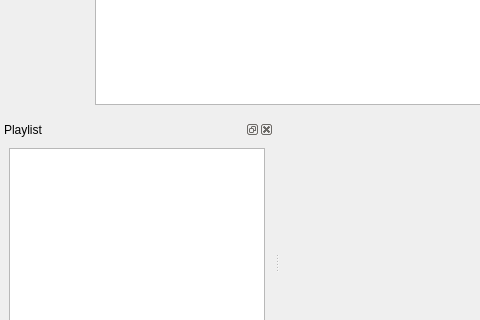
The window that src/qt-client/MainWindow.ui (dgeelen/dmplayer) describes before a commit, drawn with Qt 5; both pictures show x 0 to 480 and y 162 to 482 of the 1042 by 800 pixel window.
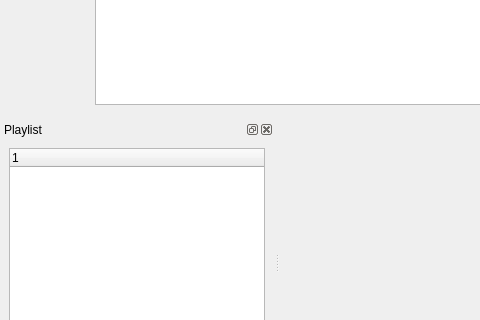
The same window after the commit. Icons and pictures are not drawn. Custom widgets are drawn as their Qt base class.

```diff
--- a/src/qt-client/MainWindow.ui
+++ b/src/qt-client/MainWindow.ui
@@ -533,7 +533,7 @@
  <customwidgets>
   <customwidget>
    <class>QPlaylist</class>
-   <extends>QListWidget</extends>
+   <extends>QTreeWidget</extends>
    <header>QPlaylist.h</header>
   </customwidget>
  </customwidgets>
```
